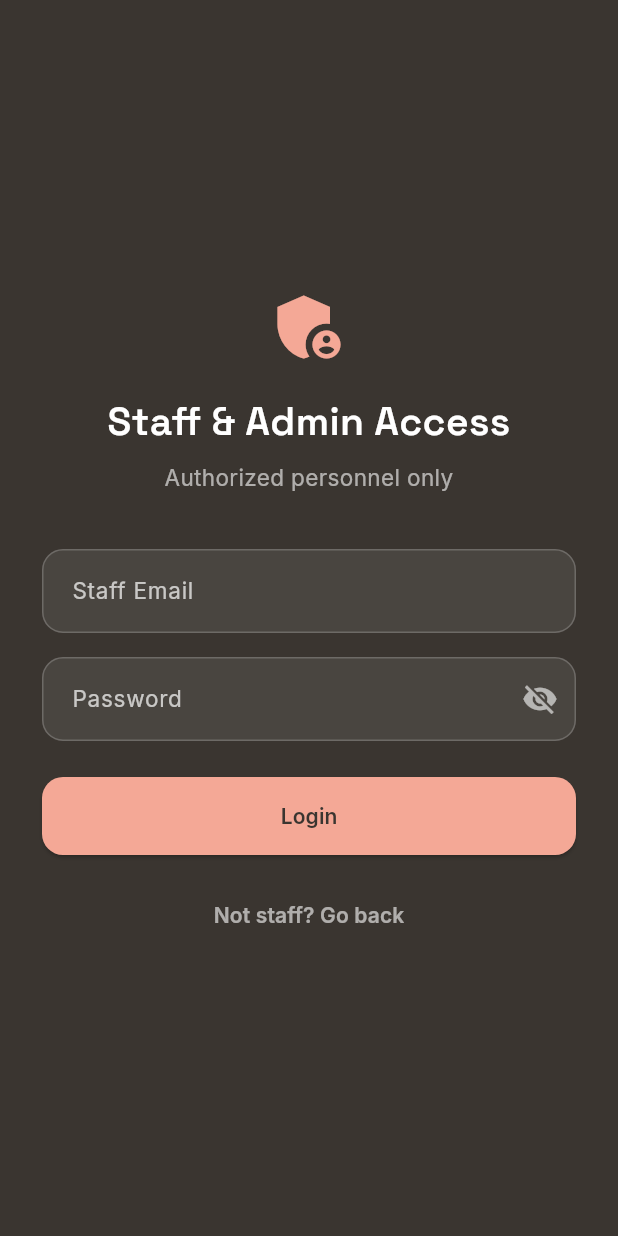
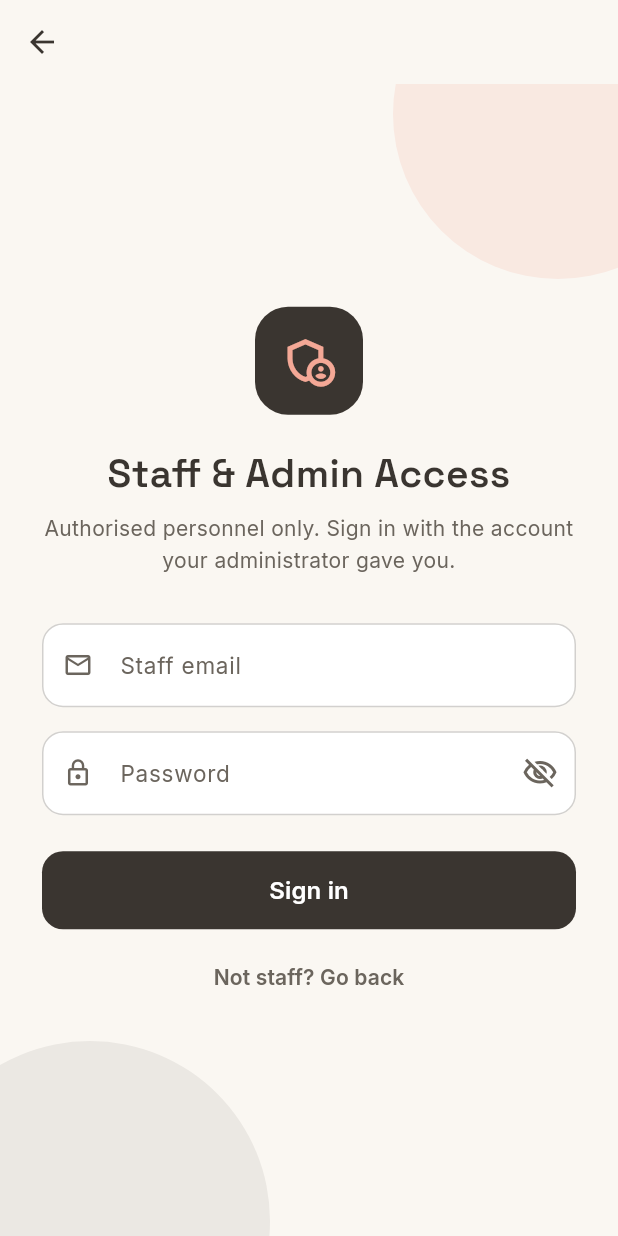
Before and after one commit to HusainMamoojee/pharma-chain, a Flutter app: the screen it shows after launch, after a tap on "Skip", after a tap on "Staff", on a phone screen of 412 x 824 dp. Run offline on Flutter 3.47's test engine with Material 3 defaults, Android fonts, the light colour scheme and no system bars; our stand-ins replace cloud_firestore, firebase_auth, firebase_core, go_router, google_fonts, qr_flutter; missing offline and left inert: mobile_scanner; accounts and stored records are empty.

Commit message:
fixed staff login ui

```diff
--- a/lib/features/staff_auth/staff_login_screen.dart
+++ b/lib/features/staff_auth/staff_login_screen.dart
@@ -17,6 +17,7 @@ class _StaffLoginScreenState extends State<StaffLoginScreen> {
   final _formKey = GlobalKey<FormState>();
   final _emailController = TextEditingController();
   final _passwordController = TextEditingController();
+  final _passwordFocus = FocusNode();
   bool _obscurePassword = true;
   bool _isLoading = false;
 
@@ -24,10 +25,25 @@ class _StaffLoginScreenState extends State<StaffLoginScreen> {
   void dispose() {
     _emailController.dispose();
     _passwordController.dispose();
+    _passwordFocus.dispose();
     super.dispose();
   }
 
+  void _goBack() {
+    if (context.canPop()) {
+      context.pop();
+    } else {
+      context.go('/splash-selection');
+    }
+  }
+
+  void _showMessage(String message) {
+    if (!mounted) return;
+    ScaffoldMessenger.of(context).showSnackBar(SnackBar(content: Text(message)));
+  }
+
   Future<void> _handleStaffLogin() async {
+    FocusScope.of(context).unfocus();
     if (!_formKey.currentState!.validate()) return;
 
     setState(() => _isLoading = true);
@@ -35,34 +51,28 @@ class _StaffLoginScreenState extends State<StaffLoginScreen> {
     try {
       final user = await AuthService().loginWithEmail(
         email: _emailController.text.trim(),
-        password: _passwordController.text.trim()
+        password: _passwordController.text.trim(),
       );
 
-      if(user == null) {
+      if (user == null) {
         throw Exception('User not found');
       }
 
       final role = await AuthService().getUserRole(user.uid);
 
-
-      if(role != "staff" && role != "admin") {
-        //not authorized
+      if (role != "staff" && role != "admin") {
+        // Not authorised
         await AuthService().signOut();
-        if (!mounted) return;
-        ScaffoldMessenger.of(context).showSnackBar(
-          const SnackBar(content: Text('This account does not have staff access.')),
-        );
+        _showMessage('This account does not have staff access.');
         return;
       }
 
-
-       final userDoc = await FirebaseFirestore.instance.collection('users').doc(user.uid).get();
+      final userDoc =
+          await FirebaseFirestore.instance.collection('users').doc(user.uid).get();
       final totpEnabled = userDoc.data()?['totpEnabled'] == true;
 
       if (!mounted) return;
       context.go(totpEnabled ? '/staff-2fa' : '/staff-2fa-enroll');
-
-
     } on FirebaseAuthException catch (e) {
       String message = 'Login failed. Please try again.';
       if (e.code == 'user-not-found' ||
@@ -71,62 +81,136 @@ class _StaffLoginScreenState extends State<StaffLoginScreen> {
         message = 'Incorrect email or password.';
       } else if (e.code == 'invalid-email') {
         message = 'Please enter a valid email address.';
+      } else if (e.code == 'network-request-failed') {
+        message = 'No connection. Check your internet and try again.';
+      } else if (e.code == 'too-many-requests') {
+        message = 'Too many attempts. Please wait a moment and try again.';
+      } else if (e.code == 'user-disabled') {
+        message = 'This account has been disabled. Contact your administrator.';
       }
-      if (!mounted) return;
-      ScaffoldMessenger.of(context).showSnackBar(SnackBar(content: Text(message)));
+      _showMessage(message);
+    } catch (e) {
+      // Anything else (role lookup failed, network dropped mid-login, ...).
+      // Sign out so a half-finished login can't linger.
+      try {
+        await AuthService().signOut();
+      } catch (_) {}
+      _showMessage('Something went wrong. Please try again.');
     } finally {
       if (mounted) setState(() => _isLoading = false);
     }
   }
 
-  InputDecoration _fieldDecoration(String label) {
+  InputDecoration _fieldDecoration(String label, IconData icon) {
     return InputDecoration(
       labelText: label,
-      labelStyle: AppTextStyles.body.copyWith(color: Colors.white70),
+      labelStyle: AppTextStyles.body.copyWith(
+        fontSize: 15,
+        color: AppColors.textSecondary,
+      ),
+      floatingLabelStyle: TextStyle(
+        color: AppColors.neutral,
+        fontWeight: FontWeight.w600,
+      ),
+      prefixIcon: Icon(icon, color: AppColors.textSecondary, size: 20),
       filled: true,
-      fillColor: Colors.white.withOpacity(0.08),
+      fillColor: AppColors.surface,
       contentPadding: const EdgeInsets.symmetric(vertical: 16, horizontal: 16),
-      border: OutlineInputBorder(
-        borderRadius: BorderRadius.circular(14),
-        borderSide: BorderSide(color: Colors.white.withOpacity(0.2)),
-      ),
       enabledBorder: OutlineInputBorder(
         borderRadius: BorderRadius.circular(14),
-        borderSide: BorderSide(color: Colors.white.withOpacity(0.2)),
+        borderSide: BorderSide(color: AppColors.textSecondary.withOpacity(0.3)),
       ),
       focusedBorder: OutlineInputBorder(
         borderRadius: BorderRadius.circular(14),
-        borderSide: BorderSide(color: AppColors.tertiary, width: 1.5),
+        borderSide: BorderSide(color: AppColors.neutral, width: 2),
       ),
+      errorBorder: OutlineInputBorder(
+        borderRadius: BorderRadius.circular(14),
+        borderSide: BorderSide(color: AppColors.danger),
+      ),
+      focusedErrorBorder: OutlineInputBorder(
+        borderRadius: BorderRadius.circular(14),
+        borderSide: BorderSide(color: AppColors.danger, width: 2),
+      ),
+    );
+  }
+
+  Widget _blurCircle(Color color, double size) {
+    return Container(
+      width: size,
+      height: size,
+      decoration: BoxDecoration(shape: BoxShape.circle, color: color),
     );
   }
 
   @override
   Widget build(BuildContext context) {
-    return Scaffold(
-      backgroundColor: AppColors.neutral,
-      body: SafeArea(
+    return GestureDetector(
+      onTap: () => FocusScope.of(context).unfocus(),
+      child: Scaffold(
+        backgroundColor: AppColors.background,
+        appBar: AppBar(
+          backgroundColor: Colors.transparent,
+          elevation: 0,
+          scrolledUnderElevation: 0,
+          leading: IconButton(
+            tooltip: 'Back',
+            icon: Icon(Icons.arrow_back, color: AppColors.textPrimary),
+            onPressed: _isLoading ? null : _goBack,
+          ),
+        ),
+        body: Stack(
+          children: [
+            Positioned(
+              top: -90,
+              right: -70,
+              child: _blurCircle(AppColors.tertiary.withOpacity(0.18), 220),
+            ),
+            Positioned(
+              bottom: -110,
+              left: -60,
+              child: _blurCircle(AppColors.neutral.withOpacity(0.08), 240),
+            ),
+            SafeArea(
               child: Center(
                 child: SingleChildScrollView(
+                  keyboardDismissBehavior: ScrollViewKeyboardDismissBehavior.onDrag,
                   padding: const EdgeInsets.symmetric(horizontal: 28.0),
                   child: Column(
                     crossAxisAlignment: CrossAxisAlignment.stretch,
                     mainAxisSize: MainAxisSize.min,
                     children: [
-                Icon(Icons.admin_panel_settings, size: 56, color: AppColors.tertiary),
-                const SizedBox(height: 16),
+                      Center(
+                        child: Container(
+                          width: 72,
+                          height: 72,
+                          decoration: BoxDecoration(
+                            color: AppColors.neutral,
+                            borderRadius: BorderRadius.circular(22),
+                          ),
+                          child: Icon(
+                            Icons.admin_panel_settings_outlined,
+                            color: AppColors.tertiary,
+                            size: 38,
+                          ),
+                        ),
+                      ),
+                      const SizedBox(height: 20),
                       Text(
                         'Staff & Admin Access',
-                  style: AppTextStyles.headline.copyWith(color: Colors.white),
                         textAlign: TextAlign.center,
+                        style: AppTextStyles.headline.copyWith(fontSize: 26),
                       ),
                       const SizedBox(height: 8),
                       Text(
-                  'Authorized personnel only',
-                  style: AppTextStyles.body.copyWith(color: Colors.white60),
+                        'Authorised personnel only. Sign in with the account your administrator gave you.',
                         textAlign: TextAlign.center,
+                        style: AppTextStyles.body.copyWith(
+                          fontSize: 14,
+                          color: AppColors.textSecondary,
                         ),
-                const SizedBox(height: 36),
+                      ),
+                      const SizedBox(height: 32),
                       Form(
                         key: _formKey,
                         child: Column(
@@ -134,11 +218,24 @@ class _StaffLoginScreenState extends State<StaffLoginScreen> {
                           children: [
                             TextFormField(
                               controller: _emailController,
-                        style: const TextStyle(color: Colors.white),
                               keyboardType: TextInputType.emailAddress,
-                        decoration: _fieldDecoration('Staff Email'),
+                              textInputAction: TextInputAction.next,
+                              autofillHints: const [AutofillHints.email],
+                              autocorrect: false,
+                              onFieldSubmitted: (_) =>
+                                  FocusScope.of(context).requestFocus(_passwordFocus),
+                              style: TextStyle(
+                                fontSize: 16,
+                                color: AppColors.textPrimary,
+                              ),
+                              decoration: _fieldDecoration(
+                                'Staff email',
+                                Icons.mail_outline,
+                              ),
                               validator: (value) {
-                          if (value == null || value.isEmpty) return 'Email is required';
+                                if (value == null || value.trim().isEmpty) {
+                                  return 'Email is required';
+                                }
                                 if (!value.contains('@')) return 'Enter a valid email';
                                 return null;
                               },
@@ -146,54 +243,83 @@ class _StaffLoginScreenState extends State<StaffLoginScreen> {
                             const SizedBox(height: 16),
                             TextFormField(
                               controller: _passwordController,
+                              focusNode: _passwordFocus,
                               obscureText: _obscurePassword,
-                        style: const TextStyle(color: Colors.white),
-                        decoration: _fieldDecoration('Password').copyWith(
+                              textInputAction: TextInputAction.done,
+                              autofillHints: const [AutofillHints.password],
+                              onFieldSubmitted: (_) => _handleStaffLogin(),
+                              style: TextStyle(
+                                fontSize: 16,
+                                color: AppColors.textPrimary,
+                              ),
+                              decoration: _fieldDecoration(
+                                'Password',
+                                Icons.lock_outline,
+                              ).copyWith(
                                 suffixIcon: IconButton(
+                                  tooltip: _obscurePassword
+                                      ? 'Show password'
+                                      : 'Hide password',
                                   icon: Icon(
-                              _obscurePassword ? Icons.visibility_off : Icons.visibility,
-                              color: Colors.white60,
+                                    _obscurePassword
+                                        ? Icons.visibility_off_outlined
+                                        : Icons.visibility_outlined,
+                                    color: AppColors.textSecondary,
                                   ),
-                            onPressed: () =>
-                                setState(() => _obscurePassword = !_obscurePassword),
+                                  onPressed: () => setState(
+                                      () => _obscurePassword = !_obscurePassword),
                                 ),
                               ),
                               validator: (value) {
-                          if (value == null || value.isEmpty) return 'Password is required';
+                                if (value == null || value.isEmpty) {
+                                  return 'Password is required';
+                                }
                                 return null;
                               },
                             ),
                             const SizedBox(height: 24),
-                      ElevatedButton(
+                            SizedBox(
+                              height: 52,
+                              child: ElevatedButton(
                                 onPressed: _isLoading ? null : _handleStaffLogin,
                                 style: ElevatedButton.styleFrom(
-                          backgroundColor: AppColors.tertiary,
-                          foregroundColor: AppColors.neutral,
-                          padding: const EdgeInsets.symmetric(vertical: 16),
+                                  backgroundColor: AppColors.neutral,
+                                  foregroundColor: Colors.white,
+                                  disabledBackgroundColor:
+                                      AppColors.neutral.withOpacity(0.6),
+                                  disabledForegroundColor: Colors.white,
+                                  elevation: 0,
                                   shape: RoundedRectangleBorder(
                                     borderRadius: BorderRadius.circular(14),
                                   ),
                                 ),
                                 child: _isLoading
-                            ? SizedBox(
+                                    ? const SizedBox(
                                         height: 20,
                                         width: 20,
                                         child: CircularProgressIndicator(
                                           strokeWidth: 2,
-                                  color: AppColors.neutral,
+                                          color: Colors.white,
                                         ),
                                       )
-                            : Text(
-                                'Login',
-                                style: AppTextStyles.label.copyWith(color: AppColors.neutral),
+                                    : const Text(
+                                        'Sign in',
+                                        style: TextStyle(
+                                          fontSize: 16,
+                                          fontWeight: FontWeight.w600,
                                         ),
                                       ),
-                      const SizedBox(height: 16),
+                              ),
+                            ),
+                            const SizedBox(height: 8),
                             TextButton(
-                        onPressed: () => context.go('/splash-selection'),
+                              onPressed: _isLoading ? null : _goBack,
                               child: Text(
                                 'Not staff? Go back',
-                          style: AppTextStyles.label.copyWith(color: Colors.white60),
+                                style: AppTextStyles.label.copyWith(
+                                  fontSize: 14,
+                                  color: AppColors.textSecondary,
+                                ),
                               ),
                             ),
                           ],
@@ -204,6 +330,9 @@ class _StaffLoginScreenState extends State<StaffLoginScreen> {
                 ),
               ),
             ),
+          ],
+        ),
+      ),
     );
   }
 }
```
Lines whose indentation alone changed are shown as unchanged.
